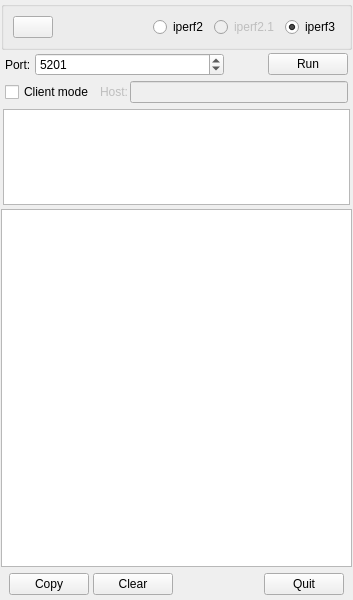
Old version of the form src/mainwindow.ui in the repository coolshou/qiperf.
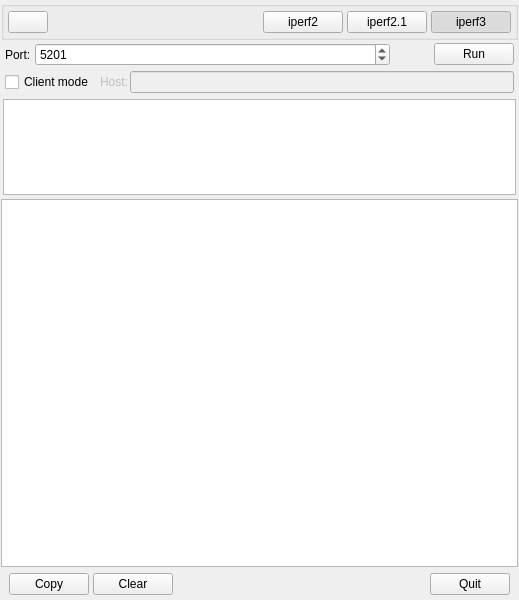
New version of the form. Icons and pictures are not drawn.

Diff of the .ui file:
```diff
--- a/src/mainwindow.ui
+++ b/src/mainwindow.ui
@@ -6,7 +6,7 @@
    <rect>
     <x>0</x>
     <y>0</y>
-    <width>353</width>
+    <width>519</width>
     <height>600</height>
    </rect>
   </property>
@@ -43,11 +43,32 @@
        <bool>false</bool>
       </property>
       <layout class="QHBoxLayout" name="horizontalLayout_2">
+       <property name="spacing">
+        <number>4</number>
+       </property>
+       <property name="leftMargin">
+        <number>4</number>
+       </property>
+       <property name="topMargin">
+        <number>4</number>
+       </property>
+       <property name="rightMargin">
+        <number>4</number>
+       </property>
+       <property name="bottomMargin">
+        <number>4</number>
+       </property>
        <item>
         <widget class="QPushButton" name="pb_cfg">
+         <property name="minimumSize">
+          <size>
+           <width>0</width>
+           <height>0</height>
+          </size>
+         </property>
          <property name="maximumSize">
           <size>
-           <width>50</width>
+           <width>16777215</width>
            <height>16777215</height>
           </size>
          </property>
@@ -58,6 +79,15 @@
           <iconset resource="../qiperf.qrc">
            <normaloff>:/config</normaloff>:/config</iconset>
          </property>
+         <property name="iconSize">
+          <size>
+           <width>32</width>
+           <height>32</height>
+          </size>
+         </property>
+         <property name="flat">
+          <bool>false</bool>
+         </property>
         </widget>
        </item>
        <item>
@@ -74,27 +104,42 @@
         </spacer>
        </item>
        <item>
-        <widget class="QRadioButton" name="rb_v2">
+        <widget class="QPushButton" name="pb_iperf2">
          <property name="text">
           <string>iperf2</string>
          </property>
+         <property name="checkable">
+          <bool>true</bool>
+         </property>
+         <property name="checked">
+          <bool>false</bool>
+         </property>
+         <attribute name="buttonGroup">
+          <string notr="true">buttonGroup</string>
+         </attribute>
         </widget>
        </item>
        <item>
-        <widget class="QRadioButton" name="rb_v21">
-         <property name="enabled">
-          <bool>false</bool>
-         </property>
+        <widget class="QPushButton" name="pb_iperf21">
          <property name="text">
           <string>iperf2.1</string>
          </property>
+         <property name="checkable">
+          <bool>true</bool>
+         </property>
+         <attribute name="buttonGroup">
+          <string notr="true">buttonGroup</string>
+         </attribute>
         </widget>
        </item>
        <item>
-        <widget class="QRadioButton" name="rb_v3">
+        <widget class="QPushButton" name="pb_iperf3">
          <property name="text">
           <string>iperf3</string>
          </property>
+         <property name="checkable">
+          <bool>true</bool>
+         </property>
          <property name="checked">
           <bool>true</bool>
          </property>
```
Left out of the diff: 18 changed lines with no effect on the pictures.
